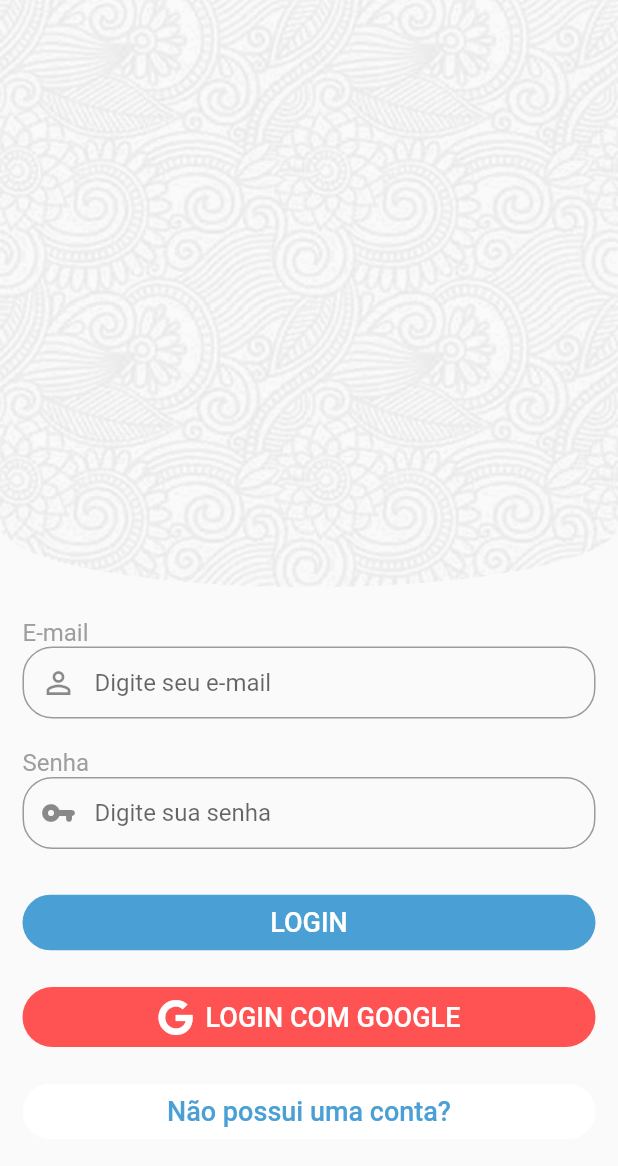
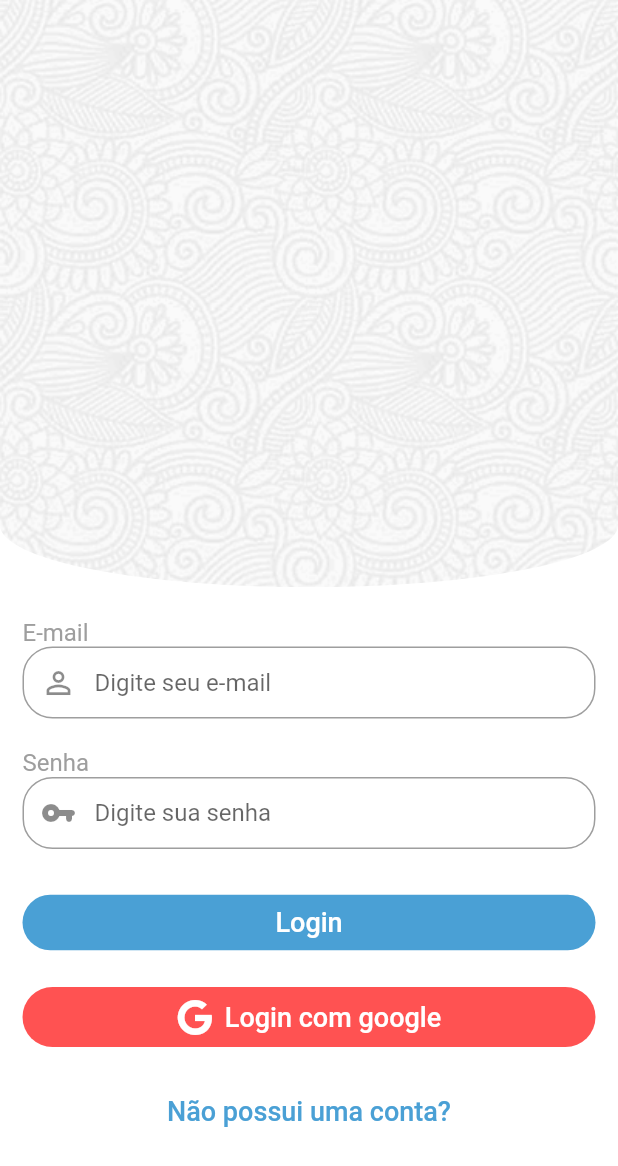
Before and after one commit to ItaloDias-stack/notepad_app, a Flutter app: the screen it shows after launch, on a phone screen of 412 x 824 dp. Shown: the top 1166 px of the screen. Run offline on Flutter 3.47's test engine with Material 2 defaults, Android fonts, the phone set to English and light mode, and no system bars; our stand-ins replace firebase_auth, firebase_core, flutter_mobx, font_awesome_flutter, get_it, google_sign_in and 1 more; missing offline and left inert: dart:js; accounts and stored records are empty; generated files the repository leaves out were written again.

```diff
--- a/lib/src/presentation/pages/login_screen.dart
+++ b/lib/src/presentation/pages/login_screen.dart
@@ -1,4 +1,5 @@
 import 'package:flutter/material.dart';
+import 'package:flutter_mobx/flutter_mobx.dart';
 import 'package:font_awesome_flutter/font_awesome_flutter.dart';
 import 'package:get_it/get_it.dart';
 import 'package:notepad_app/src/presentation/components/custom_buttom.dart';
@@ -24,8 +25,10 @@ class _LoginScreenState extends State<LoginScreen> {
   @override
   Widget build(BuildContext context) {
     return Scaffold(
+      backgroundColor: Colors.white,
       body: SingleChildScrollView(
-        child: Container(
+        child: Observer(builder: (context) {
+          return Container(
             height: MediaQuery.of(context).size.height,
             width: MediaQuery.of(context).size.width,
             child: store.isLoading
@@ -66,8 +69,8 @@ class _LoginScreenState extends State<LoginScreen> {
                               ),
                             ),
                             Padding(
-                            padding:
-                                const EdgeInsets.only(left: 15.0, right: 15.0),
+                              padding: const EdgeInsets.only(
+                                  left: 15.0, right: 15.0),
                               child: CustomTextField(
                                 labelText: "Senha",
                                 placeholder: "Digite sua senha",
@@ -78,23 +81,23 @@ class _LoginScreenState extends State<LoginScreen> {
                             ),
                             const SizedBox(height: 25),
                             Padding(
-                            padding:
-                                const EdgeInsets.only(left: 15.0, right: 15.0),
+                              padding: const EdgeInsets.only(
+                                  left: 15.0, right: 15.0),
                               child: CustomButtom(
-                              text: "LOGIN",
+                                text: "Login",
                                 backgroundColor: CustomColors.primaryColor,
                               ),
                             ),
                             const SizedBox(height: 15),
                             Padding(
-                            padding:
-                                const EdgeInsets.only(left: 15.0, right: 15.0),
+                              padding: const EdgeInsets.only(
+                                  left: 15.0, right: 15.0),
                               child: CustomIconButtom(
                                 icon: const Icon(
                                   FontAwesomeIcons.google,
                                   color: Colors.white,
                                 ),
-                              text: "LOGIN COM GOOGLE",
+                                text: "Login com google",
                                 backgroundColor: Colors.redAccent,
                                 onPressed: () async {
                                   await store.googleLogin(context);
@@ -103,8 +106,8 @@ class _LoginScreenState extends State<LoginScreen> {
                             ),
                             const SizedBox(height: 15),
                             Padding(
-                            padding:
-                                const EdgeInsets.only(left: 15.0, right: 15.0),
+                              padding: const EdgeInsets.only(
+                                  left: 15.0, right: 15.0),
                               child: CustomButtom(
                                 text: "Não possui uma conta?",
                                 backgroundColor: Colors.white,
@@ -116,7 +119,8 @@ class _LoginScreenState extends State<LoginScreen> {
                       )
                     ],
                   ),
-        ),
+          );
+        }),
       ),
     );
   }
@@ -125,7 +129,7 @@ class _LoginScreenState extends State<LoginScreen> {
 class MyClipper extends CustomClipper<Path> {
   @override
   Path getClip(Size size) {
-    Path p = new Path();
+    Path p = Path();
     p.lineTo(size.width, 0.0);
     p.lineTo(size.width, size.height * 0.85);
     p.arcToPoint(
```
Also changed, not shown: pubspec.lock, 1 other file. Lines whose indentation alone changed are shown as unchanged.
